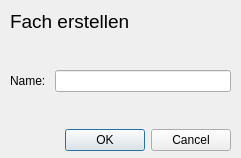
Before: the Qt Designer form c_subject.ui in orgnnice/OrgNNice, drawn with Qt 5.
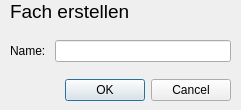
After: the same form once the commit is applied.

Commit message: gui size changes and subject detail changes

What changed in the file:
```diff
--- a/c_subject.ui
+++ b/c_subject.ui
@@ -7,7 +7,7 @@
     <x>0</x>
     <y>0</y>
     <width>241</width>
-    <height>158</height>
+    <height>110</height>
    </rect>
   </property>
   <property name="windowTitle">
@@ -17,9 +17,9 @@
    <property name="geometry">
     <rect>
      <x>10</x>
-     <y>10</y>
+     <y>0</y>
      <width>221</width>
-     <height>141</height>
+     <height>101</height>
     </rect>
    </property>
    <layout class="QVBoxLayout" name="verticalLayout">
@@ -51,7 +51,11 @@
     <item>
      <layout class="QGridLayout" name="gridLayout">
       <item row="0" column="1">
-       <widget class="QLineEdit" name="subname"/>
+       <widget class="QLineEdit" name="subname">
+        <property name="styleSheet">
+         <string notr="true"/>
+        </property>
+       </widget>
       </item>
       <item row="0" column="0">
        <widget class="QLabel" name="label_2">
```
The commit also changes 6 other files.
